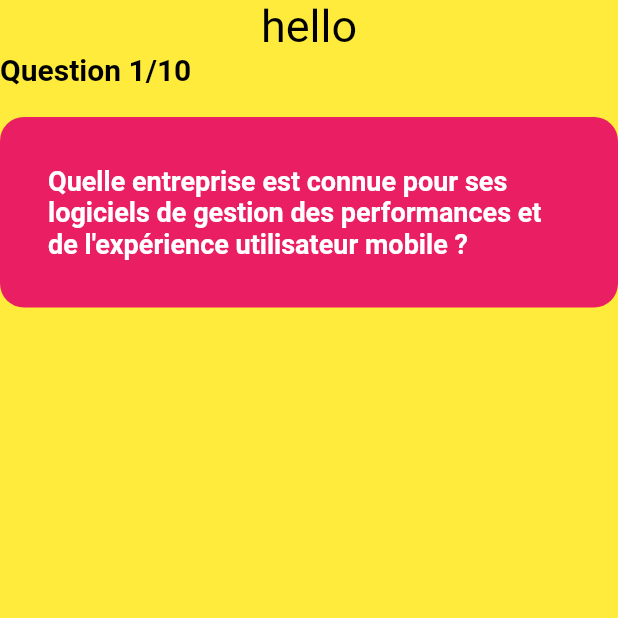
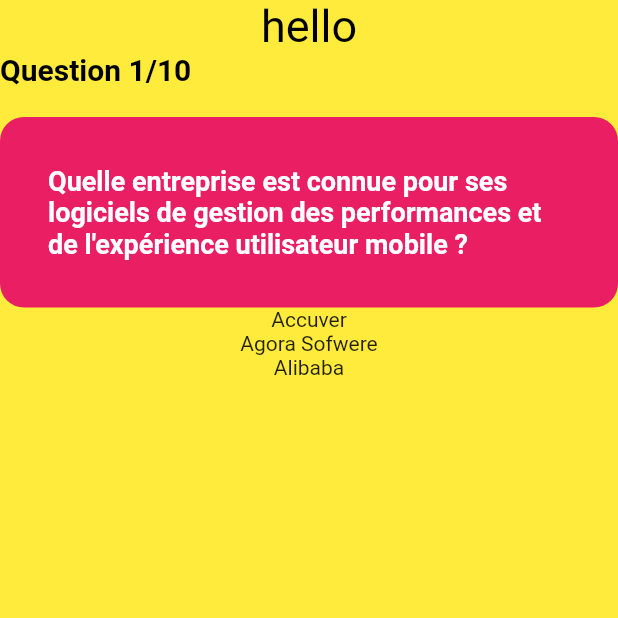
Before and after one commit to Mat0108/Vivatech-Front, a Flutter app: the screen it shows after launch, on a phone screen of 412 x 824 dp, the top half of it. Run offline on Flutter 3.47's test engine with Material 2 defaults, Android fonts, the phone set to English and light mode, and no system bars.

Commit message:
add answer list widget

```diff
--- a/lib/pages/game_quiz_page.dart
+++ b/lib/pages/game_quiz_page.dart
@@ -9,7 +9,6 @@
 }
 
 class _QuizScreenState extends State<QuizScreen> {
-
   List<Question> questionList = getQuestion();
   int currentQuestionIndex = 0;
   int score = 0;
@@ -27,6 +26,7 @@
               style: TextStyle(color: Colors.black, fontSize: 30),
             ),
             _questionWidget(),
+            _answerList()
           ],
         ),
       ),
@@ -36,9 +36,10 @@
   _questionWidget() {
     return Column(
       crossAxisAlignment: CrossAxisAlignment.start,
-      mainAxisAlignment:MainAxisAlignment.center ,
+      mainAxisAlignment: MainAxisAlignment.center,
       children: [
-        Text("Question ${currentQuestionIndex + 1}/${questionList.length.toString()}",
+        Text(
+            "Question ${currentQuestionIndex + 1}/${questionList.length.toString()}",
             style: TextStyle(
                 color: Colors.black,
                 fontSize: 20,
@@ -64,5 +65,14 @@
     );
   }
 
+  _answerList() {
+    return Column(
+      children: questionList[currentQuestionIndex]
+          .answersList
+          .map((e) => Text(e.answerText))
+          .toList(),
+    );
+  }
+
 
 }
```
